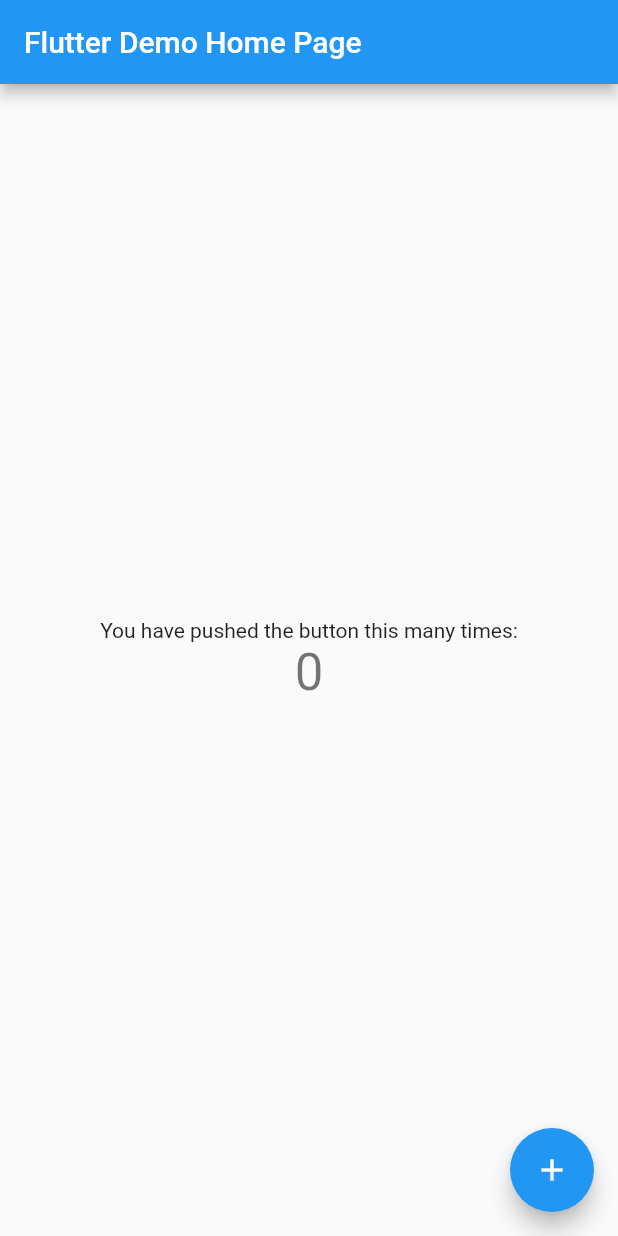
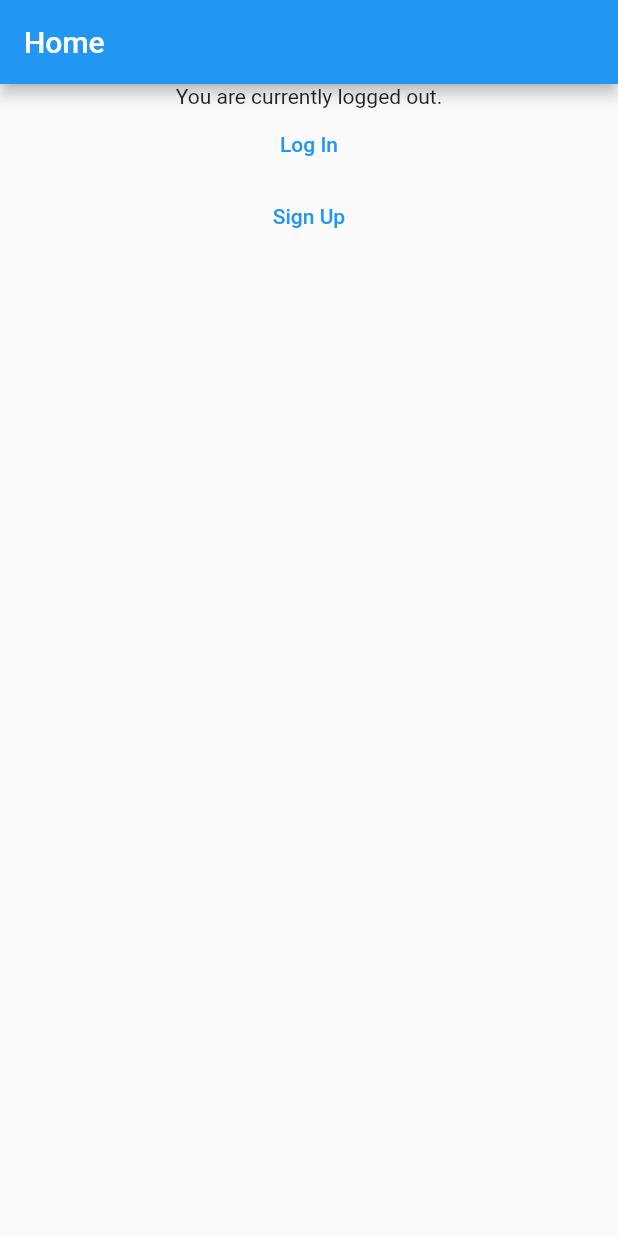
Before and after one commit to Phantom-101/smart-minutes, a Flutter app: the screen it shows after launch, on a phone screen of 412 x 824 dp. Run offline on Flutter 3.47's test engine with Material 2 defaults, Android fonts, the light colour scheme and no system bars; our stand-ins replace logger; missing offline and left inert: dart_json_mapper, dart_json_mapper_mobx, reflectable; statements that could not run were skipped.

Commit message:
rudimentary homepage

```diff
--- /dev/null
+++ b/lib/data/user.dart
@@ -0,0 +1,7 @@
+class User {
+  final String username;
+  final String email;
+  final String token;
+
+  User(this.username, this.email, this.token);
+}
--- a/lib/main.dart
+++ b/lib/main.dart
@@ -1,115 +1,38 @@
+import 'package:dart_json_mapper/dart_json_mapper.dart';
+import 'package:dart_json_mapper_mobx/dart_json_mapper_mobx.dart';
 import 'package:flutter/material.dart';
+import 'package:logger/logger.dart';
+import 'package:meeting_minutes/main.mapper.g.dart';
+import 'package:meeting_minutes/views/home/scaffold.dart';
+import 'package:provider/provider.dart';
 
 void main() {
-  runApp(const MyApp());
+  initializeJsonMapper();
+  JsonMapper().useAdapter(mobXAdapter);
+
+  runApp(
+    Material(
+      child: MultiProvider(
+        providers: [
+          Provider(create: (_) => Logger(printer: SimplePrinter(colors: false))),
+        ],
+        builder: (_, __) => const MyApp(),
+      ),
+    )
+  );
 }
 
 class MyApp extends StatelessWidget {
   const MyApp({Key? key}) : super(key: key);
 
-  // This widget is the root of your application.
   @override
   Widget build(BuildContext context) {
     return MaterialApp(
-      title: 'Flutter Demo',
+      title: 'Smart Minutes',
       theme: ThemeData(
-        // This is the theme of your application.
-        //
-        // Try running your application with "flutter run". You'll see the
-        // application has a blue toolbar. Then, without quitting the app, try
-        // changing the primarySwatch below to Colors.green and then invoke
-        // "hot reload" (press "r" in the console where you ran "flutter run",
-        // or simply save your changes to "hot reload" in a Flutter IDE).
-        // Notice that the counter didn't reset back to zero; the application
-        // is not restarted.
         primarySwatch: Colors.blue,
       ),
-      home: const MyHomePage(title: 'Flutter Demo Home Page'),
+      home: const HomeScaffold(),
     );
   }
 }
-
-class MyHomePage extends StatefulWidget {
-  const MyHomePage({Key? key, required this.title}) : super(key: key);
-
-  // This widget is the home page of your application. It is stateful, meaning
-  // that it has a State object (defined below) that contains fields that affect
-  // how it looks.
-
-  // This class is the configuration for the state. It holds the values (in this
-  // case the title) provided by the parent (in this case the App widget) and
-  // used by the build method of the State. Fields in a Widget subclass are
-  // always marked "final".
-
-  final String title;
-
-  @override
-  State<MyHomePage> createState() => _MyHomePageState();
-}
-
-class _MyHomePageState extends State<MyHomePage> {
-  int _counter = 0;
-
-  void _incrementCounter() {
-    setState(() {
-      // This call to setState tells the Flutter framework that something has
-      // changed in this State, which causes it to rerun the build method below
-      // so that the display can reflect the updated values. If we changed
-      // _counter without calling setState(), then the build method would not be
-      // called again, and so nothing would appear to happen.
-      _counter++;
-    });
-  }
-
-  @override
-  Widget build(BuildContext context) {
-    // This method is rerun every time setState is called, for instance as done
-    // by the _incrementCounter method above.
-    //
-    // The Flutter framework has been optimized to make rerunning build methods
-    // fast, so that you can just rebuild anything that needs updating rather
-    // than having to individually change instances of widgets.
-    return Scaffold(
-      appBar: AppBar(
-        // Here we take the value from the MyHomePage object that was created by
-        // the App.build method, and use it to set our appbar title.
-        title: Text(widget.title),
-      ),
-      body: Center(
-        // Center is a layout widget. It takes a single child and positions it
-        // in the middle of the parent.
-        child: Column(
-          // Column is also a layout widget. It takes a list of children and
-          // arranges them vertically. By default, it sizes itself to fit its
-          // children horizontally, and tries to be as tall as its parent.
-          //
-          // Invoke "debug painting" (press "p" in the console, choose the
-          // "Toggle Debug Paint" action from the Flutter Inspector in Android
-          // Studio, or the "Toggle Debug Paint" command in Visual Studio Code)
-          // to see the wireframe for each widget.
-          //
-          // Column has various properties to control how it sizes itself and
-          // how it positions its children. Here we use mainAxisAlignment to
-          // center the children vertically; the main axis here is the vertical
-          // axis because Columns are vertical (the cross axis would be
-          // horizontal).
-          mainAxisAlignment: MainAxisAlignment.center,
-          children: <Widget>[
-            const Text(
-              'You have pushed the button this many times:',
-            ),
-            Text(
-              '$_counter',
-              style: Theme.of(context).textTheme.headline4,
-            ),
-          ],
-        ),
-      ),
-      floatingActionButton: FloatingActionButton(
-        onPressed: _incrementCounter,
-        tooltip: 'Increment',
-        child: const Icon(Icons.add),
-      ), // This trailing comma makes auto-formatting nicer for build methods.
-    );
-  }
-}
--- /dev/null
+++ b/lib/views/home/logged_in/view.dart
@@ -0,0 +1,10 @@
+import 'package:flutter/cupertino.dart';
+
+class HomeLoggedIn extends StatelessWidget {
+  const HomeLoggedIn({Key? key}) : super(key: key);
+
+  @override
+  Widget build(BuildContext context) {
+    return const Text('Logged In');
+  }
+}
--- /dev/null
+++ b/lib/views/home/logged_out/view.dart
@@ -0,0 +1,23 @@
+import 'package:flutter/material.dart';
+
+class HomeLoggedOut extends StatelessWidget {
+  const HomeLoggedOut({Key? key}) : super(key: key);
+
+  @override
+  Widget build(BuildContext context) {
+    return Column(
+      crossAxisAlignment: CrossAxisAlignment.stretch,
+      children: [
+        const Center(child: Text('You are currently logged out.')),
+        TextButton(
+          onPressed: () {},
+          child: const Text('Log In'),
+        ),
+        TextButton(
+          onPressed: () {},
+          child: const Text('Sign Up'),
+        ),
+      ],
+    );
+  }
+}
--- /dev/null
+++ b/lib/views/home/scaffold.dart
@@ -0,0 +1,17 @@
+import 'package:flutter/material.dart';
+
+import 'view.dart';
+
+class HomeScaffold extends StatelessWidget {
+  const HomeScaffold({Key? key}) : super(key: key);
+
+  @override
+  Widget build(BuildContext context) {
+    return Scaffold(
+      appBar: AppBar(
+        title: const Text('Home'),
+      ),
+      body: const Home(),
+    );
+  }
+}
--- /dev/null
+++ b/lib/views/home/view.dart
@@ -0,0 +1,18 @@
+import 'package:flutter/cupertino.dart';
+import 'package:meeting_minutes/data/user.dart';
+import 'package:meeting_minutes/views/home/logged_in/view.dart';
+import 'package:meeting_minutes/views/home/logged_out/view.dart';
+import 'package:provider/provider.dart';
+
+class Home extends StatelessWidget {
+  const Home({Key? key}) : super(key: key);
+
+  @override
+  Widget build(BuildContext context) {
+    User? user = context.read<User?>();
+    if (user == null) {
+      return const HomeLoggedOut();
+    }
+    return const HomeLoggedIn();
+  }
+}
```
Also changed, not shown: build.yaml (added, +9 -0 lines), pubspec.yaml (+10 -65 lines), lib/main.mapper.g.dart (added), pubspec.lock.
